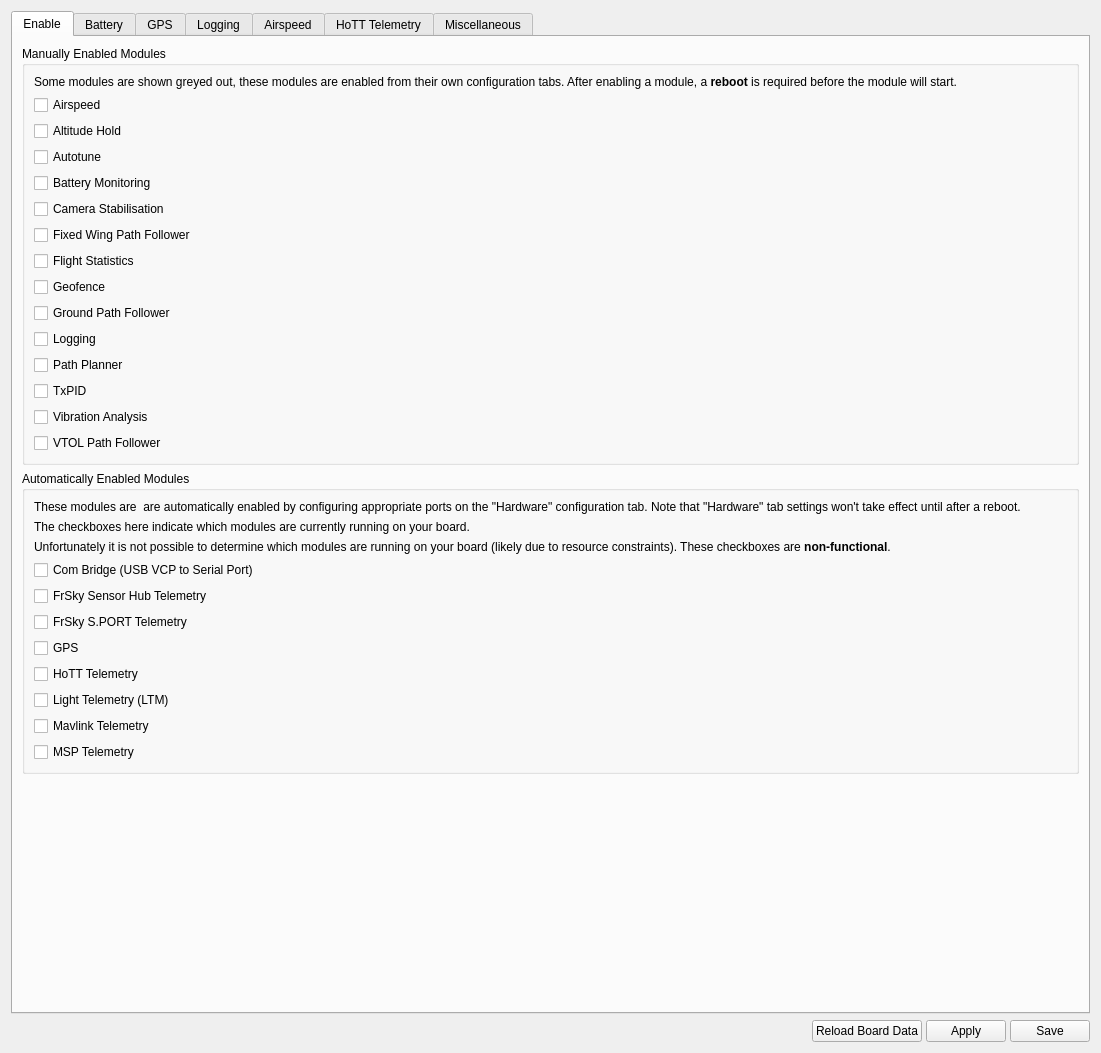
Qt form ground/gcs/src/plugins/config/modules.ui (d-ronin/dRonin) before a commit.
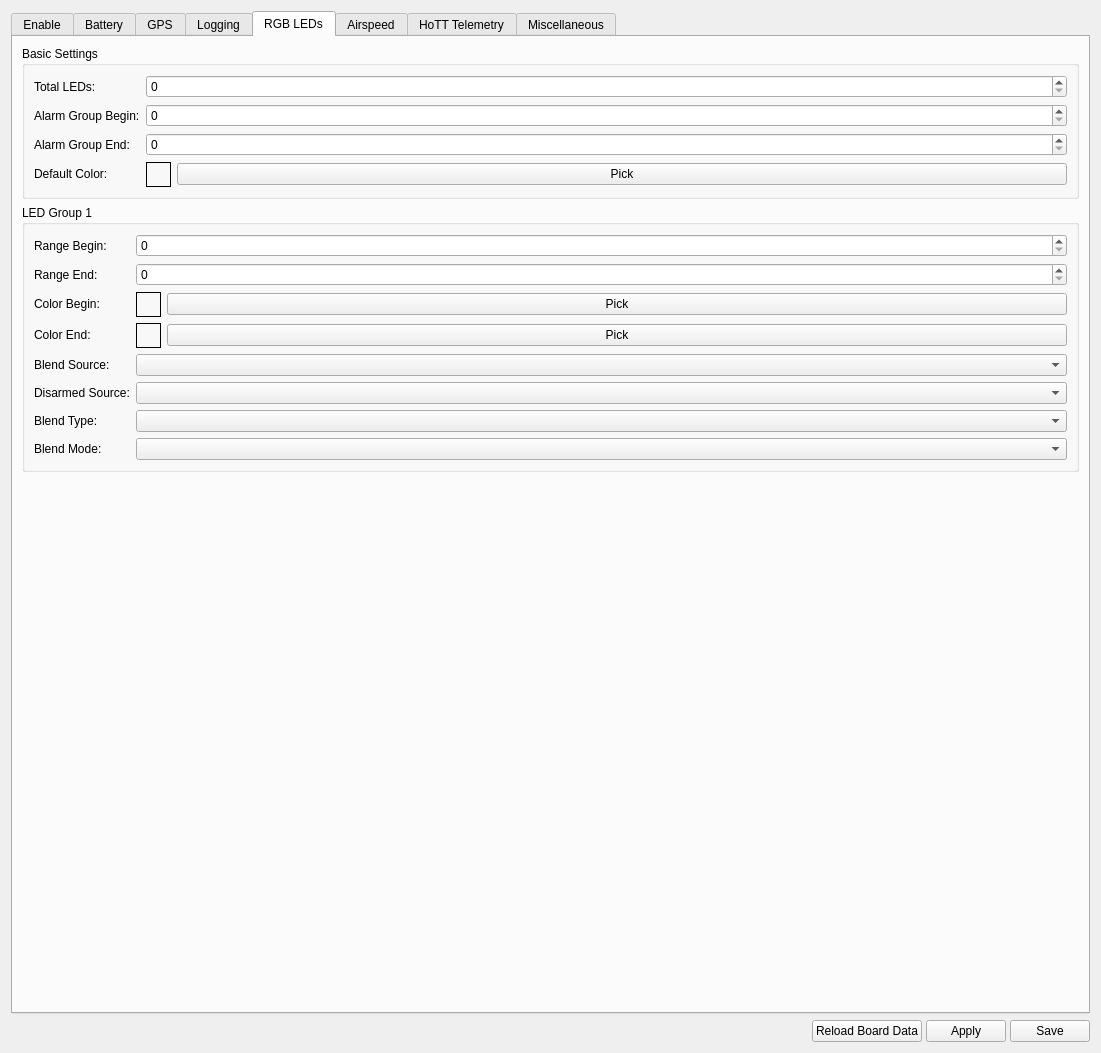
The same form after that commit. Icons and pictures are not drawn. Custom widgets are drawn as their Qt base class.

Commit message: GCS:Modules: Basic RGB LED settings UI

What changed in the file:
```diff
--- a/ground/gcs/src/plugins/config/modules.ui
+++ b/ground/gcs/src/plugins/config/modules.ui
@@ -20,7 +20,7 @@
       <enum>QTabWidget::Rounded</enum>
      </property>
      <property name="currentIndex">
-      <number>0</number>
+      <number>4</number>
      </property>
      <property name="tabsClosable">
       <bool>false</bool>
@@ -468,7 +468,7 @@
          <property name="sizeHint" stdset="0">
           <size>
            <width>20</width>
-           <height>40</height>
+           <height>0</height>
           </size>
          </property>
         </spacer>
@@ -1322,6 +1322,335 @@
        </item>
       </layout>
      </widget>
+     <widget class="QWidget" name="tabLED">
+      <attribute name="title">
+       <string>RGB LEDs</string>
+      </attribute>
+      <layout class="QVBoxLayout" name="verticalLayout_10">
+       <item>
+        <widget class="QGroupBox" name="gbxLEDBasic">
+         <property name="title">
+          <string>Basic Settings</string>
+         </property>
+         <layout class="QFormLayout" name="formLayout_8">
+          <item row="0" column="0">
+           <widget class="QLabel" name="label_2">
+            <property name="text">
+             <string>Total LEDs:</string>
+            </property>
+           </widget>
+          </item>
+          <item row="0" column="1">
+           <widget class="QSpinBox" name="sbLEDTotal">
+            <property name="objrelation" stdset="0">
+             <stringlist notr="true">
+              <string>objname:RGBLEDSettings</string>
+              <string>fieldname:NumLeds</string>
+              <string>haslimits:yes</string>
+             </stringlist>
+            </property>
+           </widget>
+          </item>
+          <item row="1" column="0">
+           <widget class="QLabel" name="label_15">
+            <property name="text">
+             <string>Alarm Group Begin:</string>
+            </property>
+           </widget>
+          </item>
+          <item row="2" column="0">
+           <widget class="QLabel" name="label_17">
+            <property name="text">
+             <string>Alarm Group End:</string>
+            </property>
+           </widget>
+          </item>
+          <item row="1" column="1">
+           <widget class="QSpinBox" name="sbLEDAlarmsBegin">
+            <property name="objrelation" stdset="0">
+             <stringlist notr="true">
+              <string>objname:RGBLEDSettings</string>
+              <string>fieldname:AnnunciateRangeBegin</string>
+              <string>haslimits:yes</string>
+             </stringlist>
+            </property>
+           </widget>
+          </item>
+          <item row="2" column="1">
+           <widget class="QSpinBox" name="sbLEDAlarmsEnd">
+            <property name="objrelation" stdset="0">
+             <stringlist notr="true">
+              <string>objname:RGBLEDSettings</string>
+              <string>fieldname:AnnunciateRangeEnd</string>
+              <string>haslimits:yes</string>
+             </stringlist>
+            </property>
+           </widget>
+          </item>
+          <item row="3" column="0">
+           <widget class="QLabel" name="label_27">
+            <property name="text">
+             <string>Default Color:</string>
+            </property>
+           </widget>
+          </item>
+          <item row="3" column="1">
+           <layout class="QHBoxLayout" name="horizontalLayout_22">
+            <item>
+             <widget class="QLabel" name="lblLEDDefaultColor">
+              <property name="sizePolicy">
+               <sizepolicy hsizetype="Fixed" vsizetype="Fixed">
+                <horstretch>0</horstretch>
+                <verstretch>0</verstretch>
+               </sizepolicy>
+              </property>
+              <property name="minimumSize">
+               <size>
+                <width>25</width>
+                <height>25</height>
+               </size>
+              </property>
+              <property name="frameShape">
+               <enum>QFrame::Box</enum>
+              </property>
+              <property name="text">
+               <string/>
+              </property>
+             </widget>
+            </item>
+            <item>
+             <widget class="QPushButton" name="btnLEDDefaultColor">
+              <property name="text">
+               <string>Pick</string>
+              </property>
+              <property name="fieldname" stdset="0">
+               <string notr="true">DefaultColor</string>
+              </property>
+             </widget>
+            </item>
+           </layout>
+          </item>
+         </layout>
+        </widget>
+       </item>
+       <item>
+        <widget class="QGroupBox" name="gbxLEDGroup1">
+         <property name="title">
+          <string>LED Group 1</string>
+         </property>
+         <layout class="QFormLayout" name="formLayout">
+          <item row="0" column="0">
+           <widget class="QLabel" name="label_10">
+            <property name="text">
+             <string>Range Begin:</string>
+            </property>
+           </widget>
+          </item>
+          <item row="0" column="1">
+           <widget class="QSpinBox" name="sbLEDRange1Begin">
+            <property name="objrelation" stdset="0">
+             <stringlist notr="true">
+              <string>objname:RGBLEDSettings</string>
+              <string>fieldname:RangeBegin</string>
+              <string>haslimits:yes</string>
+             </stringlist>
+            </property>
+           </widget>
+          </item>
+          <item row="1" column="0">
+           <widget class="QLabel" name="label_6">
+            <property name="text">
+             <string>Range End:</string>
+            </property>
+           </widget>
+          </item>
+          <item row="1" column="1">
+           <widget class="QSpinBox" name="sbLEDRange1End">
+            <property name="objrelation" stdset="0">
+             <stringlist notr="true">
+              <string>objname:RGBLEDSettings</string>
+              <string>fieldname:RangeEnd</string>
+              <string>haslimits:yes</string>
+             </stringlist>
+            </property>
+           </widget>
+          </item>
+          <item row="2" column="0">
+           <widget class="QLabel" name="label_18">
+            <property name="text">
+             <string>Color Begin:</string>
+            </property>
+           </widget>
+          </item>
+          <item row="2" column="1">
+           <layout class="QHBoxLayout" name="horizontalLayout_7">
+            <item>
+             <widget class="QLabel" name="lblLEDRange1Begin">
+              <property name="sizePolicy">
+               <sizepolicy hsizetype="Fixed" vsizetype="Fixed">
+                <horstretch>0</horstretch>
+                <verstretch>0</verstretch>
+               </sizepolicy>
+              </property>
+              <property name="minimumSize">
+               <size>
+                <width>25</width>
+                <height>25</height>
+               </size>
+              </property>
+              <property name="frameShape">
+               <enum>QFrame::Box</enum>
+              </property>
+              <property name="text">
+               <string/>
+              </property>
+             </widget>
+            </item>
+            <item>
+             <widget class="QPushButton" name="btnLEDRange1Begin">
+              <property name="text">
+               <string>Pick</string>
+              </property>
+              <property name="fieldname" stdset="0">
+               <string notr="true">RangeBaseColor</string>
+              </property>
+             </widget>
+            </item>
+           </layout>
+          </item>
+          <item row="3" column="0">
+           <widget class="QLabel" name="label_19">
+            <property name="text">
+             <string>Color End:</string>
+            </property>
+           </widget>
+          </item>
+          <item row="3" column="1">
+           <layout class="QHBoxLayout" name="horizontalLayout_8">
+            <item>
+             <widget class="QLabel" name="lblLEDRange1End">
+              <property name="sizePolicy">
+               <sizepolicy hsizetype="Fixed" vsizetype="Fixed">
+                <horstretch>0</horstretch>
+                <verstretch>0</verstretch>
+               </sizepolicy>
+              </property>
+              <property name="minimumSize">
+               <size>
+                <width>25</width>
+                <height>25</height>
+               </size>
+              </property>
+              <property name="frameShape">
+               <enum>QFrame::Box</enum>
+              </property>
+              <property name="text">
+               <string/>
+              </property>
+             </widget>
+            </item>
+            <item>
+             <widget class="QPushButton" name="btnLEDRange1End">
+              <property name="text">
+               <string>Pick</string>
+              </property>
+              <property name="fieldname" stdset="0">
+               <string notr="true">RangeEndColor</string>
+              </property>
+             </widget>
+            </item>
+           </layout>
+          </item>
+          <item row="4" column="0">
+           <widget class="QLabel" name="label_20">
+            <property name="text">
+             <string>Blend Source:</string>
+            </property>
+           </widget>
+          </item>
+          <item row="4" column="1">
+           <widget class="QComboBox" name="cbLEDRange1Source">
+            <property name="objrelation" stdset="0">
+             <stringlist notr="true">
+              <string>objname:RGBLEDSettings</string>
+              <string>fieldname:RangeColorBlendSource</string>
+              <string>haslimits:yes</string>
+             </stringlist>
+            </property>
+           </widget>
+          </item>
+          <item row="5" column="0">
+           <widget class="QLabel" name="label_21">
+            <property name="text">
+             <string>Disarmed Source:</string>
+            </property>
+           </widget>
+          </item>
+          <item row="5" column="1">
+           <widget class="QComboBox" name="cbLEDRange1SourceDisarmed">
+            <property name="objrelation" stdset="0">
+             <stringlist notr="true">
+              <string>objname:RGBLEDSettings</string>
+              <string>fieldname:RangeColorBlendUnarmedSource</string>
+              <string>haslimits:yes</string>
+             </stringlist>
+            </property>
+           </widget>
+          </item>
+          <item row="6" column="0">
+           <widget class="QLabel" name="label_22">
+            <property name="text">
+             <string>Blend Type:</string>
+            </property>
+           </widget>
+          </item>
+          <item row="6" column="1">
+           <widget class="QComboBox" name="cbLEDRange1BlendType">
+            <property name="objrelation" stdset="0">
+             <stringlist notr="true">
+              <string>objname:RGBLEDSettings</string>
+              <string>fieldname:RangeColorBlendType</string>
+              <string>haslimits:yes</string>
+             </stringlist>
+            </property>
+           </widget>
+          </item>
+          <item row="7" column="0">
+           <widget class="QLabel" name="label_26">
+            <property name="text">
+             <string>Blend Mode:</string>
+            </property>
+           </widget>
+          </item>
+          <item row="7" column="1">
+           <widget class="QComboBox" name="cbLEDRange1BlendMode">
+            <property name="objrelation" stdset="0">
+             <stringlist notr="true">
+              <string>objname:RGBLEDSettings</string>
+              <string>fieldname:RangeColorBlendMode</string>
+              <string>haslimits:yes</string>
+             </stringlist>
+            </property>
+           </widget>
+          </item>
+         </layout>
+        </widget>
+       </item>
+       <item>
+        <spacer name="verticalSpacer">
+         <property name="orientation">
+          <enum>Qt::Vertical</enum>
+         </property>
+         <property name="sizeHint" stdset="0">
+          <size>
+           <width>20</width>
+           <height>40</height>
+          </size>
+         </property>
+        </spacer>
+       </item>
+      </layout>
+     </widget>
      <widget class="QWidget" name="tabAirspeed">
       <attribute name="title">
        <string>Airspeed</string>
```
Left out of the diff: 4 changed lines with no effect on the pictures. The commit also changes 2 other files.
